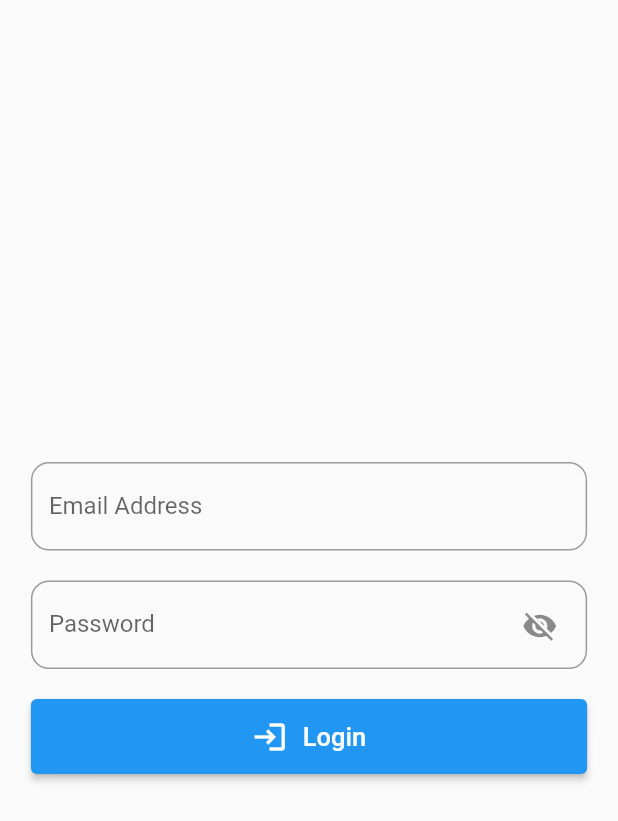
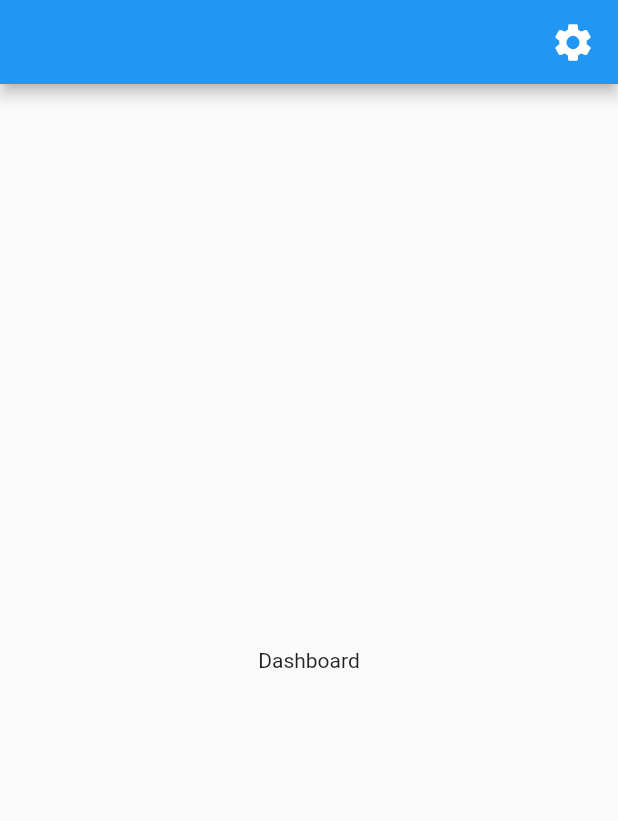
Before and after one commit to orbijo/mobdev_app, a Flutter app: the screen it shows after launch, after a tap on "Login", on a phone screen of 412 x 824 dp. Shown: the top 821 px of the screen. Run offline on Flutter 3.47's test engine with Material 2 defaults, Android fonts, the phone set to English and light mode, and no system bars.

Commit message:
added navigation to routes: login, dashboard, settings

```diff
--- a/lib/main.dart
+++ b/lib/main.dart
@@ -1,7 +1,12 @@
 import 'package:flutter/material.dart';
-import 'package:mobdev_app/screens/DashboardScreen.dart';
+import 'package:mobdev_app/routes.dart';
+import 'package:mobdev_app/screens/Dashboard.dart';
 import 'package:mobdev_app/screens/LoginScreen.dart';
 
 void main() {
-  runApp(const MaterialApp(home: LoginScreen()));
+  runApp(MaterialApp(
+    debugShowCheckedModeBanner: false,
+    initialRoute: LoginScreen.routeName,
+    routes: routes,
+  ));
 }
--- /dev/null
+++ b/lib/routes.dart
@@ -0,0 +1,10 @@
+import 'package:flutter/material.dart';
+import 'package:mobdev_app/screens/Dashboard.dart';
+import 'package:mobdev_app/screens/LoginScreen.dart';
+import 'package:mobdev_app/screens/Settings.dart';
+
+final Map<String, WidgetBuilder> routes = {
+  LoginScreen.routeName: (BuildContext context) => LoginScreen(),
+  Dashboard.routeName: (BuildContext context) => Dashboard(),
+  Settings.routeName: (BuildContext context) => Settings(),
+};
--- /dev/null
+++ b/lib/screens/Dashboard.dart
@@ -0,0 +1,36 @@
+import 'package:flutter/material.dart';
+import 'package:mobdev_app/screens/Settings.dart';
+
+class Dashboard extends StatefulWidget {
+  static String routeName = "/dashboard";
+
+  @override
+  State<Dashboard> createState() => _DashboardState();
+}
+
+class _DashboardState extends State<Dashboard> {
+  @override
+  Widget build(BuildContext context) {
+    return Scaffold(
+      appBar: AppBar(
+        actions: [
+          GestureDetector(
+            onTap: () {
+              Navigator.pushNamed(context, Settings.routeName);
+            },
+            child: const Padding(
+              padding: EdgeInsets.only(right: 15.0),
+              child: Icon(
+                Icons.settings,
+                size: 30,
+              ),
+            ),
+          )
+        ],
+      ),
+      body: const Center(
+        child: Text("Dashboard"),
+      ),
+    );
+  }
+}
--- a/lib/screens/LoginScreen.dart
+++ b/lib/screens/LoginScreen.dart
@@ -1,4 +1,5 @@
 import 'package:flutter/material.dart';
+import 'package:mobdev_app/screens/Dashboard.dart';
 import 'package:mobdev_app/widgets/CustomTextField.dart';
 import 'package:mobdev_app/widgets/PasswordField.dart';
 import 'package:mobdev_app/widgets/PrimaryButton.dart';
@@ -45,7 +46,20 @@ class _LoginScreenState extends State<LoginScreen> {
                       height: 20.0,
                     ),
                     PrimaryButton(
-                        text: "Login", iconData: Icons.login, onPress: () {})
+                      text: "Login",
+                      iconData: Icons.login,
+                      onPress: () {
+                        Navigator.pushReplacementNamed(
+                            context, Dashboard.routeName);
+                      },
+                    ),
+                    const SizedBox(
+                      height: 20.0,
+                    ),
+                    PrimaryButton(
+                        text: "Signup",
+                        iconData: Icons.person_add,
+                        onPress: () {})
                   ],
                 ),
               ),
```
Also changed, not shown: lib/screens/DashboardScreen.dart (deleted, +0 -26 lines), lib/screens/Settings.dart (added, +37 -0 lines).
